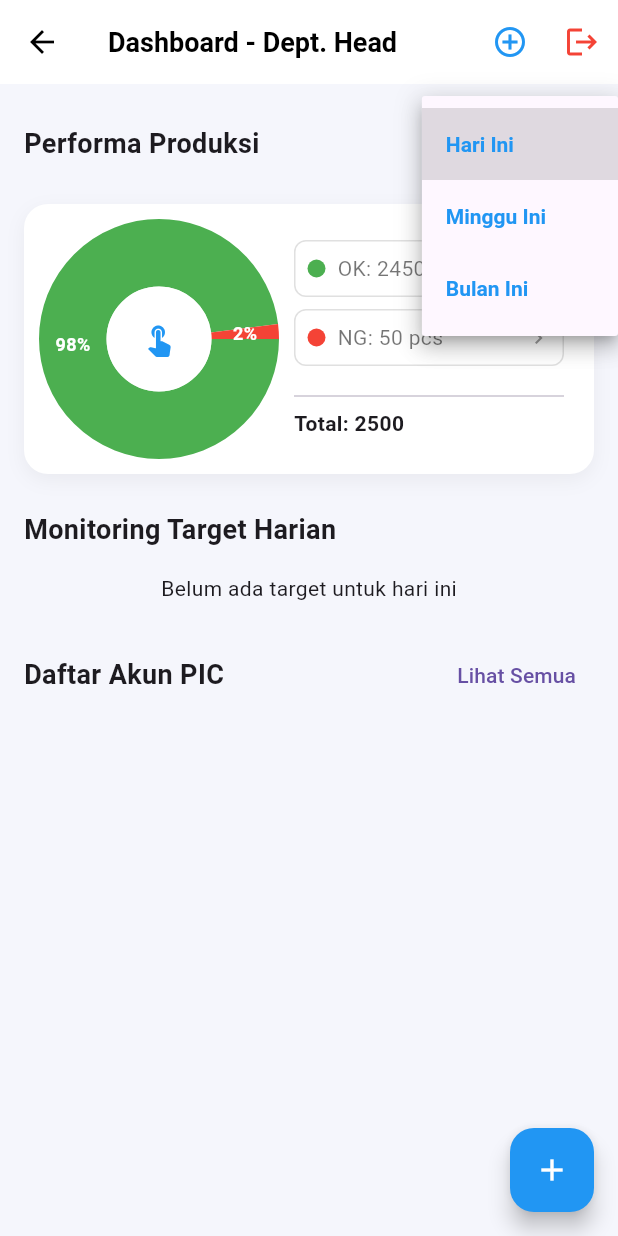
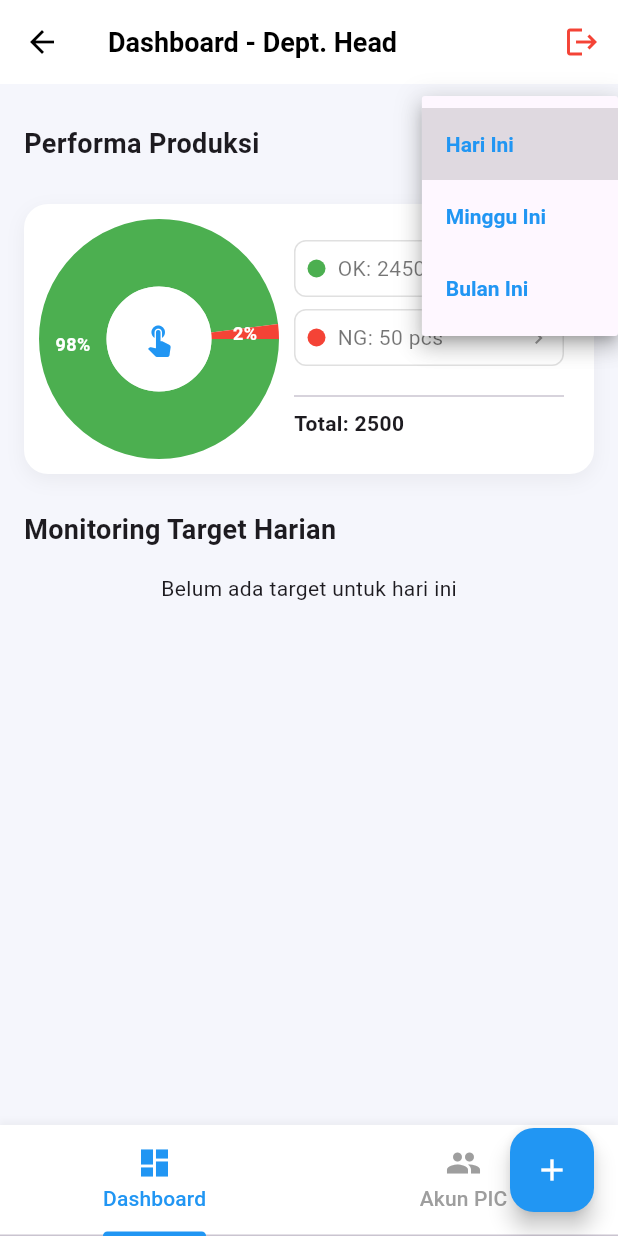
Before and after one commit to STrix0225/Monitoring-Checks, a Flutter app: the DashboardNgPage screen opened by its route, after a tap on the "logout" icon, after a tap on "Hari Ini", on a phone screen of 412 x 824 dp. Run offline on Flutter 3.47's test engine with Material 3 defaults, Android fonts, the phone set to English and light mode, and no system bars; drawn by our look-alikes of fl_chart; our stand-ins replace device_preview, file_picker, image_picker; network calls fail.

Commit message:
Menambahkan Tabb Bar di dashboard Head

```diff
--- a/lib/screens/head/dashboard_screen.dart
+++ b/lib/screens/head/dashboard_screen.dart
@@ -11,7 +11,6 @@ import 'dart:convert';
 import 'set_target_screen.dart';
 import '../auth/login_screen.dart';
 
-
 class DashboardNgPage extends StatefulWidget {
   const DashboardNgPage({super.key});
 
@@ -19,7 +18,8 @@ import '../auth/login_screen.dart';
   State<DashboardNgPage> createState() => _DashboardNgPageState();
 }
 
-    class _DashboardNgPageState extends State<DashboardNgPage> {
+class _DashboardNgPageState extends State<DashboardNgPage> with SingleTickerProviderStateMixin {
+  late TabController _tabController;
   String _selectedPeriod = 'Hari Ini';
   List<PicLineModel> _picList = [];
   List<PicLineModel> searchData = [];
@@ -33,8 +33,24 @@ import '../auth/login_screen.dart';
   @override
   void initState() {
     super.initState();
+    _tabController = TabController(length: 2, vsync: this);
+    _tabController.addListener(_handleTabChange);
     _loadPicAccounts();
     _loadDailyTargets();
+  }
+
+  void _handleTabChange() {
+    // Paksa rebuild ketika tab berubah agar FAB berubah
+    if (mounted) {
+      setState(() {});
+    }
+  }
+
+  @override
+  void dispose() {
+    _tabController.removeListener(_handleTabChange);
+    _tabController.dispose();
+    super.dispose();
   }
 
   Future<void> _loadPicAccounts() async {
@@ -764,7 +780,68 @@ import '../auth/login_screen.dart';
   @override
   Widget build(BuildContext context) {
     return Scaffold(
-          floatingActionButton: FloatingActionButton(
+      backgroundColor: const Color(0xFFF5F6FC),
+      appBar: AppBar(
+        backgroundColor: Colors.white,
+        elevation: 0,
+        title: const Text(
+          'Dashboard - Dept. Head',
+          style: TextStyle(color: Colors.black, fontWeight: FontWeight.bold, fontSize: 18),
+        ),
+        actions: [
+          IconButton(
+            icon: const Icon(Icons.logout, color: Colors.red),
+            tooltip: "Logout",
+            onPressed: _showLogoutDialog,
+          ),
+        ],
+      ),
+      body: Column(
+        children: [
+          Expanded(
+            child: TabBarView(
+              controller: _tabController,
+              children: [
+                // TAB 1: Dashboard Utama
+                _buildDashboardTab(),
+                // TAB 2: Daftar Akun PIC
+                _buildPicListTab(),
+              ],
+            ),
+          ),
+          Container(
+            decoration: BoxDecoration(
+              color: Colors.white,
+              boxShadow: [
+                BoxShadow(
+                  color: Colors.grey.withOpacity(0.1),
+                  spreadRadius: 1,
+                  blurRadius: 3,
+                  offset: const Offset(0, -2),
+                ),
+              ],
+            ),
+            child: TabBar(
+              controller: _tabController,
+              labelColor: Colors.blue,
+              unselectedLabelColor: Colors.grey,
+              indicatorColor: Colors.blue,
+              tabs: const [
+                Tab(
+                  icon: Icon(Icons.dashboard),
+                  text: 'Dashboard',
+                ),
+                Tab(
+                  icon: Icon(Icons.people),
+                  text: 'Akun PIC',
+                ),
+              ],
+            ),
+          ),
+        ],
+      ),
+      floatingActionButton: _tabController.index == 0
+          ? FloatingActionButton(
               onPressed: () async {
                 final result = await Navigator.push(
                   context,
@@ -777,29 +854,17 @@ import '../auth/login_screen.dart';
               },
               backgroundColor: Colors.blue,
               child: const Icon(Icons.add, color: Colors.white),
+            )
+          : FloatingActionButton(
+              onPressed: _showAddPicDialog,
+              backgroundColor: Colors.blue,
+              child: const Icon(Icons.person_add, color: Colors.white),
             ),
-          backgroundColor: const Color(0xFFF5F6FC),
-          appBar: AppBar(
-            backgroundColor: Colors.white,
-            elevation: 0,
-            title: const Text(
-              'Dashboard - Dept. Head',
-              style: TextStyle(color: Colors.black, fontWeight: FontWeight.bold, fontSize: 18),
-            ),
-            actions: [
-              IconButton(
-                icon: const Icon(Icons.add_circle_outline, color: Colors.blue),
-                tooltip: "Tambah PIC Baru",
-                onPressed: _showAddPicDialog,
-              ),
-              IconButton(
-                icon: const Icon(Icons.logout, color: Colors.red),
-                tooltip: "Logout",
-                onPressed: _showLogoutDialog,
-              ),
-            ],
-          ),
-          body: SingleChildScrollView(
+    );
+  }
+
+  Widget _buildDashboardTab() {
+    return SingleChildScrollView(
       padding: const EdgeInsets.all(16),
       child: Column(
         crossAxisAlignment: CrossAxisAlignment.start,
@@ -974,9 +1039,17 @@ import '../auth/login_screen.dart';
             }).toList(),
 
           const SizedBox(height: 24),
+        ],
+      ),
+    );
+  }
 
-                // --- BAGIAN 4: DAFTAR AKUN PIC ---
-                Row(
+  Widget _buildPicListTab() {
+    return Column(
+      children: [
+        Padding(
+          padding: const EdgeInsets.all(16),
+          child: Row(
             mainAxisAlignment: MainAxisAlignment.spaceBetween,
             children: [
               const Text(
@@ -989,23 +1062,34 @@ import '../auth/login_screen.dart';
               )
             ],
           ),
-                const SizedBox(height: 8),
-
-                // List PIC dalam bentuk Card Vertical
-                ListView.builder(
-                  shrinkWrap: true,
-                  physics: const NeverScrollableScrollPhysics(),
+        ),
+        Expanded(
+          child: isLoading
+              ? const Center(child: CircularProgressIndicator())
+              : _picList.isEmpty
+                  ? const Center(
+                      child: Column(
+                        mainAxisAlignment: MainAxisAlignment.center,
+                        children: [
+                          Icon(Icons.people_outline, size: 64, color: Colors.grey),
+                          SizedBox(height: 16),
+                          Text(
+                            'Belum ada akun PIC',
+                            style: TextStyle(fontSize: 16, color: Colors.grey),
+                          ),
+                        ],
+                      ),
+                    )
+                  : ListView.builder(
+                      padding: const EdgeInsets.symmetric(horizontal: 16),
                       itemCount: _picList.length,
                       itemBuilder: (context, index) {
                         final pic = _picList[index];
                         return _buildPicCard(pic);
                       },
                     ),
-
-                const SizedBox(height: 20),
+        ),
       ],
-            ),
-          ),
     );
   }
 
```
Lines whose indentation alone changed are shown as unchanged.
